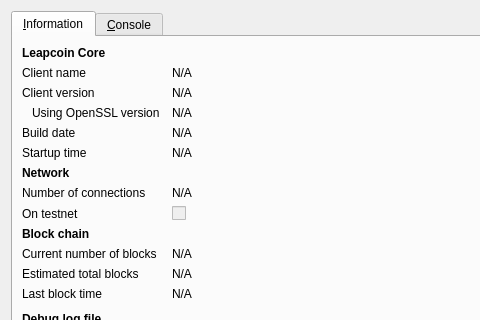
Qt form src/qt/forms/rpcconsole.ui (lamer547/leapcoin) before a commit; both pictures show x 0 to 480 and y 0 to 320 of the 740 by 450 pixel window.
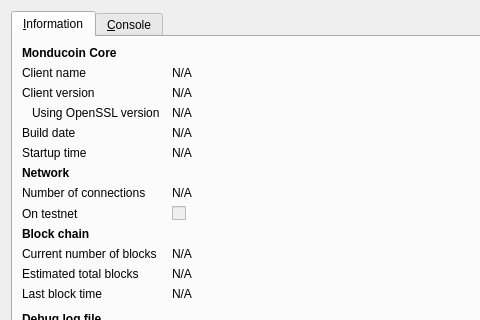
The same form after that commit. Icons and pictures are not drawn.

```diff
--- a/src/qt/forms/rpcconsole.ui
+++ b/src/qt/forms/rpcconsole.ui
@@ -36,7 +36,7 @@
           </font>
          </property>
          <property name="text">
-          <string>Leapcoin Core</string>
+          <string>Monducoin Core</string>
          </property>
         </widget>
        </item>
```
Left out of the diff: 6 changed lines with no effect on the pictures.
